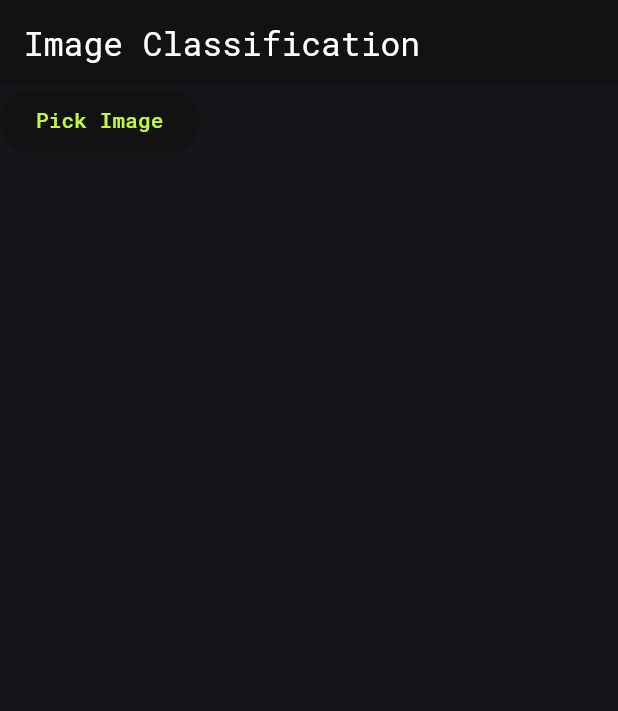
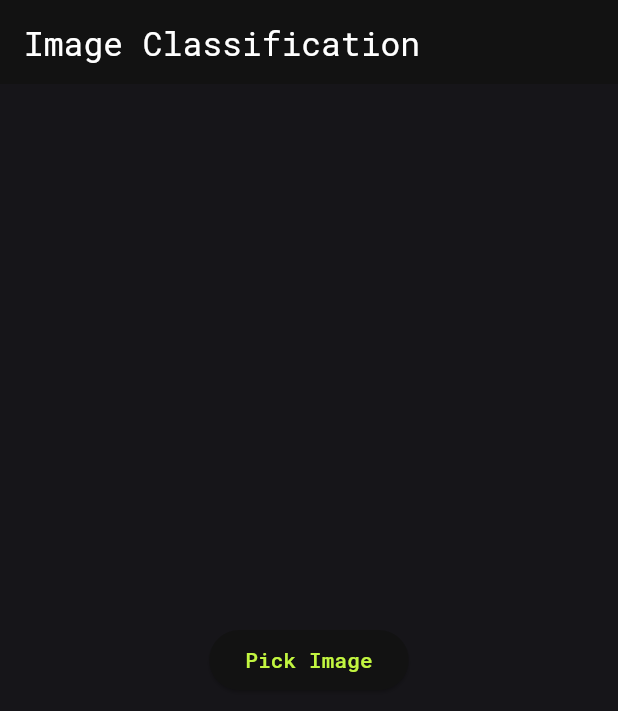
Before and after one commit to Anechaev06/Categorization_app, a Flutter app: the screen it shows after launch, after a tap on "Pick Image", on a phone screen of 412 x 824 dp. Shown: the top 711 px of the screen. Run offline on Flutter 3.47's test engine with Material 3 defaults, Android fonts, the phone set to English and light mode, and no system bars; our stand-ins replace flutter_bloc, get_it, google_fonts, image_picker; missing offline and left inert: tflite_flutter.

Commit message:
completely refactored

```diff
--- a/lib/app/classification/data/datasources/tflite_data_source.dart
+++ /dev/null
@@ -1,59 +0,0 @@
-import 'package:tflite_flutter/tflite_flutter.dart';
-import 'dart:io';
-import 'dart:typed_data';
-import 'package:image/image.dart' as img;
-
-class TFLiteDataSource {
-  Interpreter? _interpreter;
-  bool _isModelLoaded = false;
-
-  TFLiteDataSource() {
-    _loadModel('assets/model.tflite');
-  }
-
-  Future<void> _loadModel(String modelPath) async {
-    if (!_isModelLoaded) {
-      try {
-        _interpreter = await Interpreter.fromAsset(modelPath);
-        _isModelLoaded = true;
-      } catch (e) {
-        print('Error loading model: $e');
-      }
-    }
-  }
-
-  Future<List<dynamic>> classifyImage(String imagePath) async {
-    if (!_isModelLoaded) {
-      throw Exception('Model not loaded');
-    }
-
-    try {
-      final image = await _loadAndDecodeImage(imagePath);
-      final input = _preprocess(image);
-      var output = List.filled(1 * 1000, 0).reshape([1, 1000]);
-      _interpreter!.run(input, output);
-      return output;
-    } catch (e) {
-      print('Error during classification: $e');
-      rethrow;
-    }
-  }
-
-  Future<img.Image> _loadAndDecodeImage(String imagePath) async {
-    final file = File(imagePath);
-    if (!await file.exists()) {
-      throw Exception('Image file not found');
-    }
-    final bytes = await file.readAsBytes();
-    final image = img.decodeImage(bytes);
-    if (image == null) {
-      throw Exception('Failed to decode image');
-    }
-    return image;
-  }
-
-  Uint8List _preprocess(img.Image image) {
-    final resizedImg = img.copyResize(image, width: 224, height: 224);
-    return Uint8List.fromList(img.encodeJpg(resizedImg));
-  }
-}
--- /dev/null
+++ b/lib/app/classification/domain/entities/classified_image.dart
@@ -0,0 +1,11 @@
+class ClassifiedImage {
+  final String imagePath;
+  final String label;
+  final double confidence;
+
+  ClassifiedImage({
+    required this.imagePath,
+    required this.label,
+    required this.confidence,
+  });
+}
--- a/lib/app/classification/domain/entities/classified_object.dart
+++ /dev/null
@@ -1,6 +0,0 @@
-class ClassifiedObject {
-  final String label;
-  final double confidence;
-
-  ClassifiedObject({required this.label, required this.confidence});
-}
--- a/lib/app/classification/domain/repositories/classification_repository.dart
+++ b/lib/app/classification/domain/repositories/classification_repository.dart
@@ -1,5 +1,5 @@
-import '../entities/classified_object.dart';
+import '../entities/classified_image.dart';
 
-abstract class ClassificationRepository {
-  Future<ClassifiedObject> classifyImage(String imagePath);
+abstract class ImageClassificationRepository {
+  Future<ClassifiedImage> classifyImage(String imagePath);
 }
--- a/lib/app/classification/domain/usecases/classify_image.dart
+++ b/lib/app/classification/domain/usecases/classify_image.dart
@@ -1,12 +1,11 @@
-import '../entities/classified_object.dart';
-import '../repositories/classification_repository.dart';
+import '../../classification.dart';
 
 class ClassifyImage {
-  final ClassificationRepository repository;
+  final ImageClassificationRepository repository;
 
   ClassifyImage(this.repository);
 
-  Future<ClassifiedObject> call(String imagePath) async {
+  Future<ClassifiedImage> execute(String imagePath) async {
     return await repository.classifyImage(imagePath);
   }
 }
--- a/lib/app/classification/presentation/bloc/classification_bloc.dart
+++ b/lib/app/classification/presentation/bloc/classification_bloc.dart
@@ -7,18 +7,20 @@ class ClassificationBloc
     extends Bloc<ClassificationEvent, ClassificationState> {
   final ClassifyImage classifyImage;
 
-  ClassificationBloc(this.classifyImage) : super(ClassificationInitial()) {
-    on<ClassifyImageEvent>(_onClassifyImageEvent);
+  ClassificationBloc({required this.classifyImage})
+      : super(ClassificationInitial()) {
+    on<SelectImageEvent>(_onSelectImage);
   }
 
-  void _onClassifyImageEvent(
-      ClassifyImageEvent event, Emitter<ClassificationState> emit) async {
+  Future<void> _onSelectImage(
+      SelectImageEvent event, Emitter<ClassificationState> emit) async {
     emit(ClassificationLoading());
     try {
-      final classifiedObject = await classifyImage(event.imagePath);
-      emit(ClassificationLoaded(classifiedObject));
+      final result = await classifyImage.execute(event.imagePath);
+      emit(ClassificationLoaded(result));
     } catch (e) {
-      emit(ClassificationError(e.toString()));
+      emit(ClassificationError(
+          "Error during image classification: ${e.toString()}"));
     }
   }
 }
--- a/lib/app/classification/presentation/bloc/classification_event.dart
+++ b/lib/app/classification/presentation/bloc/classification_event.dart
@@ -1,7 +1,7 @@
 abstract class ClassificationEvent {}
 
-class ClassifyImageEvent extends ClassificationEvent {
+class SelectImageEvent extends ClassificationEvent {
   final String imagePath;
 
-  ClassifyImageEvent(this.imagePath);
+  SelectImageEvent(this.imagePath);
 }
--- a/lib/app/classification/presentation/bloc/classification_state.dart
+++ b/lib/app/classification/presentation/bloc/classification_state.dart
@@ -1,4 +1,4 @@
-import '../../domain/entities/classified_object.dart';
+import '../../classification.dart';
 
 abstract class ClassificationState {}
 
@@ -7,9 +7,9 @@ class ClassificationInitial extends ClassificationState {}
 class ClassificationLoading extends ClassificationState {}
 
 class ClassificationLoaded extends ClassificationState {
-  final ClassifiedObject classifiedObject;
+  final ClassifiedImage classifiedImage;
 
-  ClassificationLoaded(this.classifiedObject);
+  ClassificationLoaded(this.classifiedImage);
 }
 
 class ClassificationError extends ClassificationState {
--- a/lib/app/classification/presentation/pages/classification_page.dart
+++ b/lib/app/classification/presentation/pages/classification_page.dart
@@ -9,35 +9,40 @@ class ClassificationPage extends StatelessWidget {
   @override
   Widget build(BuildContext context) {
     return BlocProvider(
-      create: (_) => locator<ClassificationBloc>(),
+      create: (context) => sl<ClassificationBloc>(),
       child: Scaffold(
-        appBar: AppBar(title: const Text('Image Classification')),
-        body: BlocConsumer<ClassificationBloc, ClassificationState>(
-          listener: (context, state) {
-            if (state is ClassificationError) {
-              ScaffoldMessenger.of(context).showSnackBar(
-                SnackBar(content: Text(state.message)),
-              );
-            }
-          },
-          builder: (context, state) {
-            return Column(
-              children: [
-                ImagePickerWidget(
-                  onImagePicked: (file) =>
-                      BlocProvider.of<ClassificationBloc>(context)
-                          .add(ClassifyImageEvent(file.path)),
-                ),
-                if (state is ClassificationLoading)
-                  const CircularProgressIndicator(),
-                if (state is ClassificationLoaded)
-                  ClassificationResultWidget(
-                      classifiedObject: state.classifiedObject),
-              ],
-            );
-          },
+        appBar: AppBar(
+          title: const Text('Image Classification'),
+        ),
+        body: BlocBuilder<ClassificationBloc, ClassificationState>(
+          builder: (context, state) => _buildStateContent(context, state),
         ),
       ),
     );
   }
+
+  Widget _buildStateContent(BuildContext context, ClassificationState state) {
+    if (state is ClassificationInitial) {
+      return _buildImagePicker(context);
+    } else if (state is ClassificationLoading) {
+      return const Center(child: CircularProgressIndicator());
+    } else if (state is ClassificationLoaded) {
+      return ClassificationResultWidget(classifiedImage: state.classifiedImage);
+    } else if (state is ClassificationError) {
+      return Center(child: Text(state.message));
+    } else {
+      // Logging the unexpected state can be helpful for debugging
+      debugPrint('Unexpected state: $state');
+      return const Center(child: Text('Unexpected state encountered'));
+    }
+  }
+
+  Widget _buildImagePicker(BuildContext context) {
+    return Center(
+      child: ImagePickerWidget(
+        onImagePicked: (path) => BlocProvider.of<ClassificationBloc>(context)
+            .add(SelectImageEvent(path)),
+      ),
+    );
+  }
 }
--- a/lib/app/classification/presentation/widgets/image_picker_widget.dart
+++ b/lib/app/classification/presentation/widgets/image_picker_widget.dart
@@ -1,17 +1,16 @@
-import 'dart:io';
 import 'package:flutter/material.dart';
 import 'package:image_picker/image_picker.dart';
 
 class ImagePickerWidget extends StatelessWidget {
-  final Function(File) onImagePicked;
+  final Function(String) onImagePicked;
 
   const ImagePickerWidget({super.key, required this.onImagePicked});
 
   Future<void> _pickImage() async {
-    final ImagePicker picker = ImagePicker();
-    final XFile? image = await picker.pickImage(source: ImageSource.gallery);
-    if (image != null) {
-      onImagePicked(File(image.path));
+    final picker = ImagePicker();
+    final pickedFile = await picker.pickImage(source: ImageSource.gallery);
+    if (pickedFile != null) {
+      onImagePicked(pickedFile.path);
     }
   }
 
--- a/lib/app/service_locator.dart
+++ b/lib/app/service_locator.dart
@@ -1,24 +1,24 @@
 import 'package:get_it/get_it.dart';
 import 'classification/classification.dart';
 
-final GetIt locator = GetIt.instance;
+final sl = GetIt.instance;
 
 void setupLocator() {
-  // Register services
-  locator.registerLazySingleton<TFLiteDataSource>(() => TFLiteDataSource());
-
-  // Register repositories
-  locator.registerLazySingleton<ClassificationRepository>(
-    () => ClassificationRepositoryImpl(locator()),
+  // Bloc
+  sl.registerFactory(
+    () => ClassificationBloc(classifyImage: sl()),
   );
 
-  // Register use cases
-  locator.registerLazySingleton<ClassifyImage>(
-    () => ClassifyImage(locator()),
+  // Use cases
+  sl.registerLazySingleton(() => ClassifyImage(sl()));
+
+  // Repository
+  sl.registerLazySingleton<ImageClassificationRepository>(
+    () => ImageClassificationRepositoryImpl(sl()),
   );
 
-  // Register BLoC
-  locator.registerFactory(
-    () => ClassificationBloc(locator()),
+  // Data sources
+  sl.registerLazySingleton<TFLiteImageClassifier>(
+    () => TFLiteImageClassifier(),
   );
 }
--- a/pubspec.yaml
+++ b/pubspec.yaml
@@ -25,4 +25,4 @@ dev_dependencies:
 flutter:
   uses-material-design: true
   assets:
-    - assets/model.tflite
+    - assets/
```
Also changed, not shown: lib/app/classification/classification.dart (+8 -6 lines), lib/app/classification/data/data_sources/tflite_data_source.dart (added, +16 -0 lines), lib/app/classification/data/models/classified_image_model.dart (added, +11 -0 lines), lib/app/classification/data/repositories/classification_repository_impl.dart (+8 -24 lines), lib/app/classification/presentation/widgets/classification_result_widget.dart (+10 -18 lines), assets/labels.txt (added), lib/app/classification/data/models/image_model.dart (deleted).
